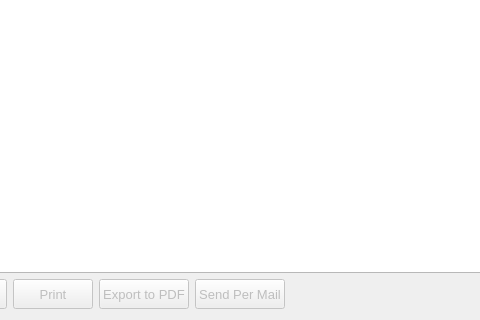
Qt form ui/widgets/billwidget.ui (PhilippParis/BusinessManager) before a commit; both pictures show x 84 to 564 and y 185 to 505 of the 852 by 505 pixel window.
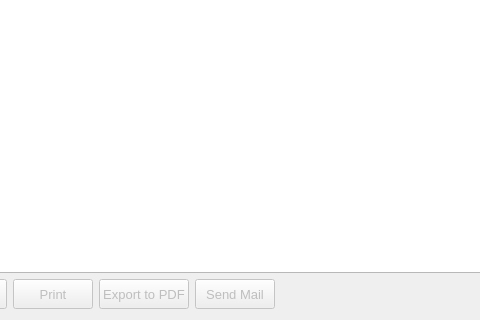
The same form after that commit. Icons and pictures are not drawn.

Commit message:
revised exporting pdfs; added "open mail client" functionality
added "cancel confirmation" message boxes

Patch:
```diff
--- a/ui/widgets/billwidget.ui
+++ b/ui/widgets/billwidget.ui
@@ -246,7 +246,7 @@
         </font>
        </property>
        <property name="text">
-        <string>Send Per Mail</string>
+        <string>Send Mail</string>
        </property>
        <property name="icon">
         <iconset resource="../../resources.qrc">
```
The commit also changes 12 other files.
